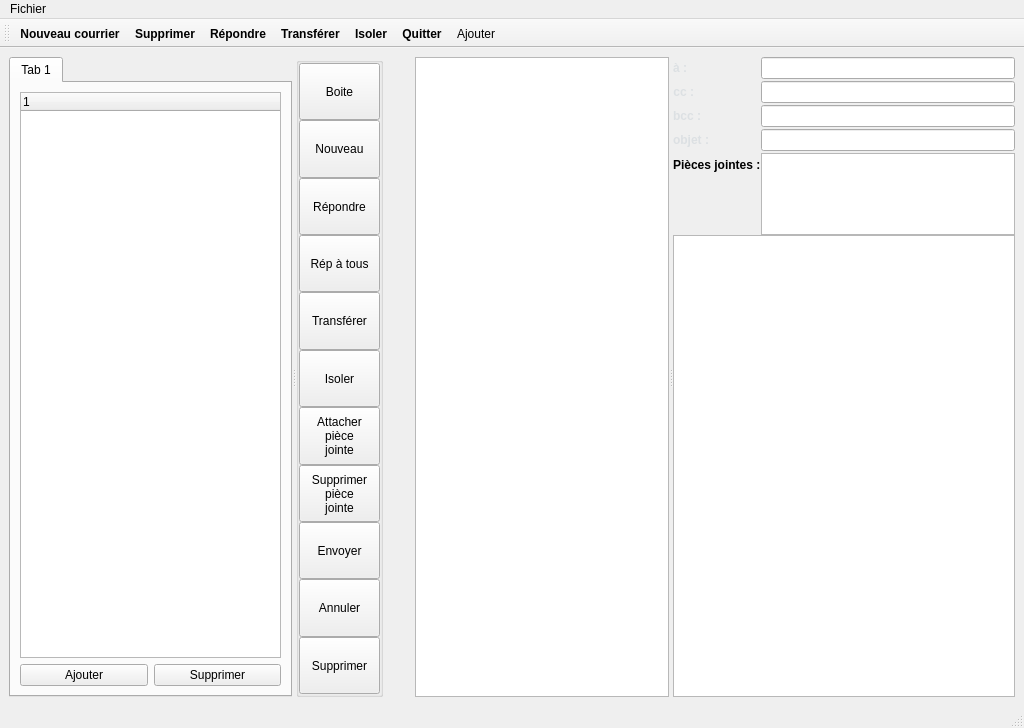
First picture: the form in mailer/src/gui/gen/mailbox.ui, repository asm99/muami, before the edit.
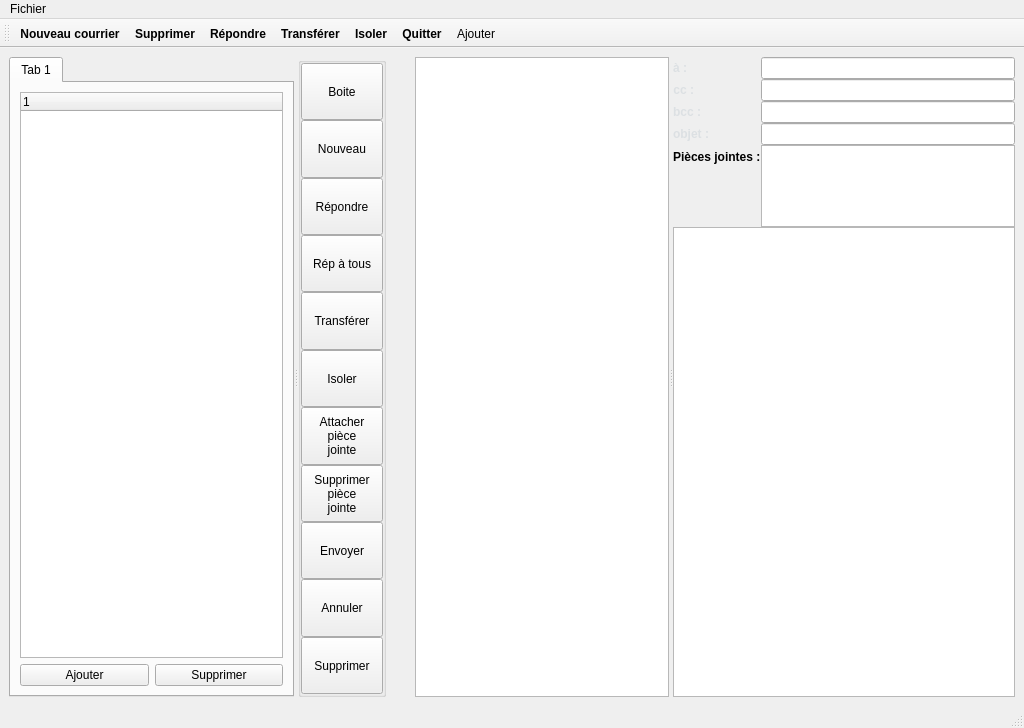
Second picture: the form after the edit.

The edit to the form file:
```diff
--- a/mailer/src/gui/gen/mailbox.ui
+++ b/mailer/src/gui/gen/mailbox.ui
@@ -35,6 +35,12 @@
          <enum>Qt::Horizontal</enum>
         </property>
         <widget class="QTabWidget" name="multiBox">
+         <property name="maximumSize">
+          <size>
+           <width>300</width>
+           <height>16777215</height>
+          </size>
+         </property>
          <property name="currentIndex">
           <number>0</number>
          </property>
@@ -47,6 +53,24 @@
             <layout class="QVBoxLayout" name="verticalLayout">
              <item>
               <widget class="QTreeWidget" name="inbox">
+               <property name="sizePolicy">
+                <sizepolicy hsizetype="Minimum" vsizetype="Expanding">
+                 <horstretch>0</horstretch>
+                 <verstretch>0</verstretch>
+                </sizepolicy>
+               </property>
+               <property name="minimumSize">
+                <size>
+                 <width>200</width>
+                 <height>0</height>
+                </size>
+               </property>
+               <property name="maximumSize">
+                <size>
+                 <width>300</width>
+                 <height>16777215</height>
+                </size>
+               </property>
                <property name="toolTip">
                 <string>&lt;html&gt;&lt;head/&gt;&lt;body&gt;&lt;p&gt;Ceci est votre boite de réception&lt;/p&gt;&lt;/body&gt;&lt;/html&gt;</string>
                </property>
@@ -67,6 +91,12 @@
                    <verstretch>1</verstretch>
                   </sizepolicy>
                  </property>
+                 <property name="maximumSize">
+                  <size>
+                   <width>16777215</width>
+                   <height>27</height>
+                  </size>
+                 </property>
                  <property name="toolTip">
                   <string>&lt;html&gt;&lt;head/&gt;&lt;body&gt;&lt;p&gt;&lt;span style=&quot; font-weight:600;&quot;&gt;Cliquez pour ajouter un compte&lt;/span&gt;&lt;/p&gt;&lt;/body&gt;&lt;/html&gt;</string>
                  </property>
@@ -83,6 +113,12 @@
                    <verstretch>1</verstretch>
                   </sizepolicy>
                  </property>
+                 <property name="maximumSize">
+                  <size>
+                   <width>16777215</width>
+                   <height>27</height>
+                  </size>
+                 </property>
                  <property name="text">
                   <string>Supprimer</string>
                  </property>
@@ -318,8 +354,17 @@
        <layout class="QHBoxLayout" name="horizontalLayout_3">
         <item>
          <layout class="QHBoxLayout" name="horizontalLayout_2">
+          <property name="spacing">
+           <number>3</number>
+          </property>
           <item>
            <widget class="QLabel" name="emptyLabel">
+            <property name="sizePolicy">
+             <sizepolicy hsizetype="Expanding" vsizetype="Expanding">
+              <horstretch>1</horstretch>
+              <verstretch>1</verstretch>
+             </sizepolicy>
+            </property>
             <property name="text">
              <string/>
             </property>
@@ -352,7 +397,7 @@
             <item>
              <layout class="QFormLayout" name="formLayout">
               <property name="verticalSpacing">
-               <number>2</number>
+               <number>0</number>
               </property>
               <item row="0" column="0">
                <widget class="QLabel" name="toLabel">
@@ -790,7 +835,7 @@
                 </property>
                 <property name="maximumSize">
                  <size>
-                  <width>500</width>
+                  <width>16777215</width>
                   <height>82</height>
                  </size>
                 </property>
```
Left out of the diff: 10 changed lines with no effect on the pictures.
